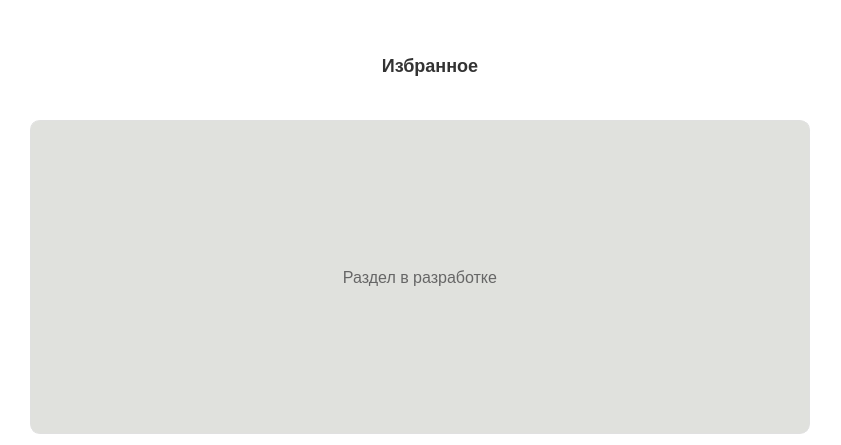
Above: ui/favorites_page.ui from 27Kokos/testPythonIS before the change. Below: the same form after it.
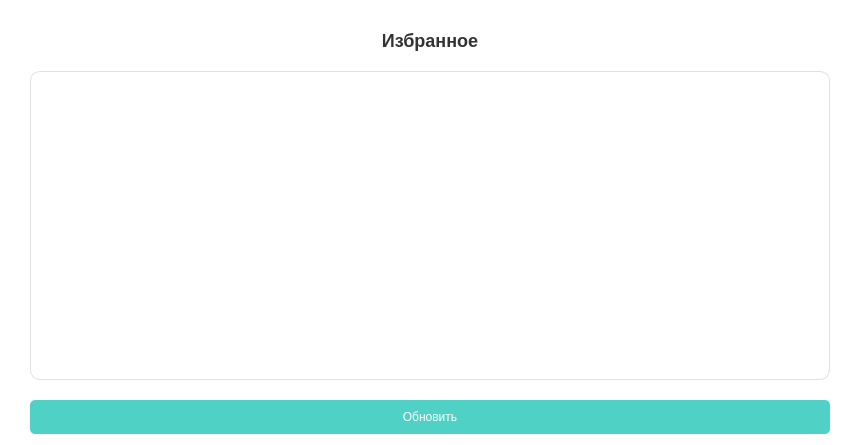
That is the form after the change.

What changed in the file:
```diff
--- a/ui/favorites_page.ui
+++ b/ui/favorites_page.ui
@@ -44,16 +44,19 @@
     </widget>
    </item>
    <item>
-    <widget class="QLabel" name="placeholderLabel">
+    <widget class="QListWidget" name="favoritesList">
      <property name="styleSheet">
-      <string notr="true">font-size: 16px; color: #666666; background: #e0e1dd; padding: 20px; border-radius: 10px; border: 1px solid #E0E0E0;
-margin-right:20px;</string>
+      <string notr="true">font-size: 14px; background: #ffffff; border: 1px solid #e0e0e0; border-radius: 10px; padding: 10px; color:black;</string>
      </property>
+    </widget>
+   </item>
+   <item>
+    <widget class="QPushButton" name="refreshButton">
      <property name="text">
-      <string>Раздел в разработке</string>
+      <string>Обновить</string>
      </property>
-     <property name="alignment">
-      <set>Qt::AlignCenter</set>
+     <property name="styleSheet">
+      <string notr="true">background-color: #4fd1c5; color: white; border-radius: 5px; padding: 10px;</string>
      </property>
     </widget>
    </item>
```
